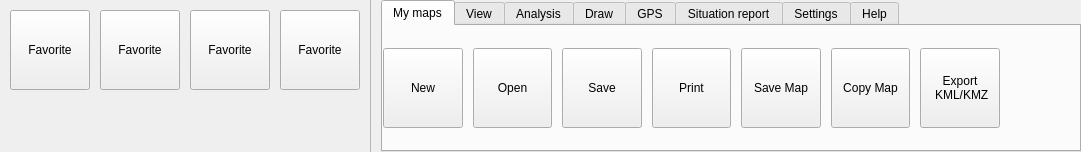
Above: src/ui/qgsribbontopwidget.ui from kadas-albireo/kadas-albireo before the change. Below: the same form after it.
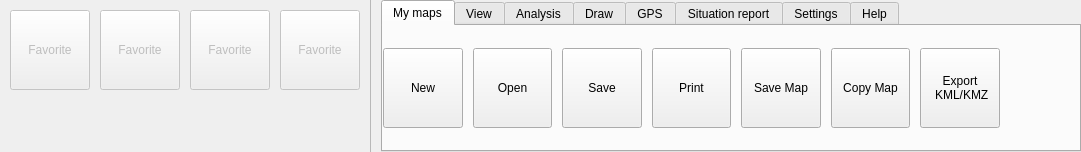
That is the form after the change. Icons and pictures are not drawn. Custom widgets are drawn as their Qt base class.

```diff
--- a/src/ui/qgsribbontopwidget.ui
+++ b/src/ui/qgsribbontopwidget.ui
@@ -79,6 +79,9 @@
          </property>
          <item>
           <widget class="QgsRibbonButton" name="mFavoriteButton1">
+           <property name="enabled">
+            <bool>false</bool>
+           </property>
            <property name="sizePolicy">
             <sizepolicy hsizetype="MinimumExpanding" vsizetype="Fixed">
              <horstretch>0</horstretch>
@@ -120,6 +123,9 @@
          </item>
          <item>
           <widget class="QgsRibbonButton" name="mFavoriteButton2">
+           <property name="enabled">
+            <bool>false</bool>
+           </property>
            <property name="sizePolicy">
             <sizepolicy hsizetype="MinimumExpanding" vsizetype="Fixed">
              <horstretch>0</horstretch>
@@ -158,6 +164,9 @@
          </item>
          <item>
           <widget class="QgsRibbonButton" name="mFavoriteButton3">
+           <property name="enabled">
+            <bool>false</bool>
+           </property>
            <property name="sizePolicy">
             <sizepolicy hsizetype="MinimumExpanding" vsizetype="Fixed">
              <horstretch>0</horstretch>
@@ -196,6 +205,9 @@
          </item>
          <item>
           <widget class="QgsRibbonButton" name="mFavoriteButton4">
+           <property name="enabled">
+            <bool>false</bool>
+           </property>
            <property name="sizePolicy">
             <sizepolicy hsizetype="MinimumExpanding" vsizetype="Fixed">
              <horstretch>0</horstretch>
```
